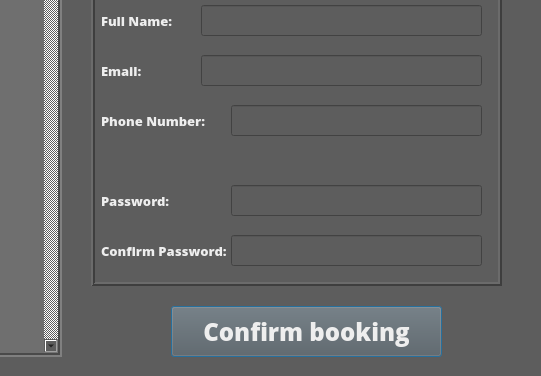
Before: the Qt Designer form guest/bookingConformation/ConfirmBooking.ui in renekthesnek/Booking-System, drawn with Qt 5; both pictures show x 459 to 1000 and y 224 to 600 of the 1000 by 600 pixel window.
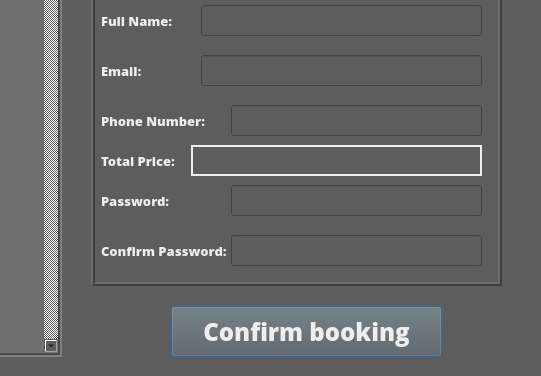
After: the same form once the commit is applied.

Commit message: calculate total price added

What changed in the file:
```diff
--- a/guest/bookingConformation/ConfirmBooking.ui
+++ b/guest/bookingConformation/ConfirmBooking.ui
@@ -344,6 +344,50 @@
      </font>
     </property>
    </widget>
+   <widget class="QLabel" name="TotalPriceLabel">
+    <property name="geometry">
+     <rect>
+      <x>10</x>
+      <y>220</y>
+      <width>81</width>
+      <height>31</height>
+     </rect>
+    </property>
+    <property name="font">
+     <font>
+      <family>Open Sans Extrabold</family>
+      <pointsize>10</pointsize>
+     </font>
+    </property>
+    <property name="styleSheet">
+     <string notr="true">color: rgb(238, 238, 238);</string>
+    </property>
+    <property name="text">
+     <string>Total Price:</string>
+    </property>
+   </widget>
+   <widget class="QLabel" name="TotalPriceDisplay">
+    <property name="geometry">
+     <rect>
+      <x>100</x>
+      <y>220</y>
+      <width>291</width>
+      <height>31</height>
+     </rect>
+    </property>
+    <property name="styleSheet">
+     <string notr="true">color: rgb(238, 238, 238);</string>
+    </property>
+    <property name="frameShape">
+     <enum>QFrame::Box</enum>
+    </property>
+    <property name="lineWidth">
+     <number>2</number>
+    </property>
+    <property name="text">
+     <string/>
+    </property>
+   </widget>
   </widget>
   <widget class="QLabel" name="LoginDisplay">
    <property name="geometry">
```
The commit also changes 2 other files.
